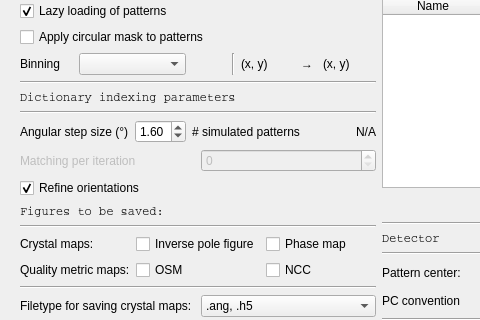
This is ui/di_setup.ui in EBSP-Indexer/EBSP-Indexer as Qt 5 draws it before an edit; both pictures show x 0 to 480 and y 93 to 413 of the 918 by 501 pixel window. The edited form follows.
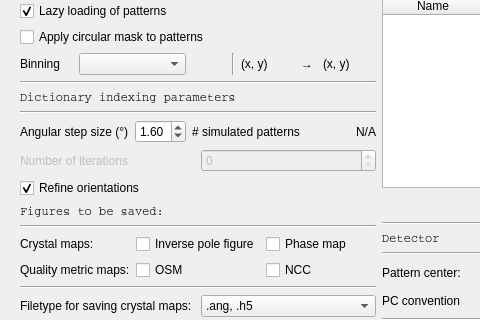
This is the edited form.

Commit message: Adjustment to DI dialog

Patch:
```diff
--- a/ui/di_setup.ui
+++ b/ui/di_setup.ui
@@ -545,7 +545,7 @@
                  <bool>false</bool>
                 </property>
                 <property name="text">
-                 <string>Matching per iteration</string>
+                 <string>Number of iterations</string>
                 </property>
                </widget>
               </item>
```
Left out of the diff: 2 changed lines with no effect on the pictures.
